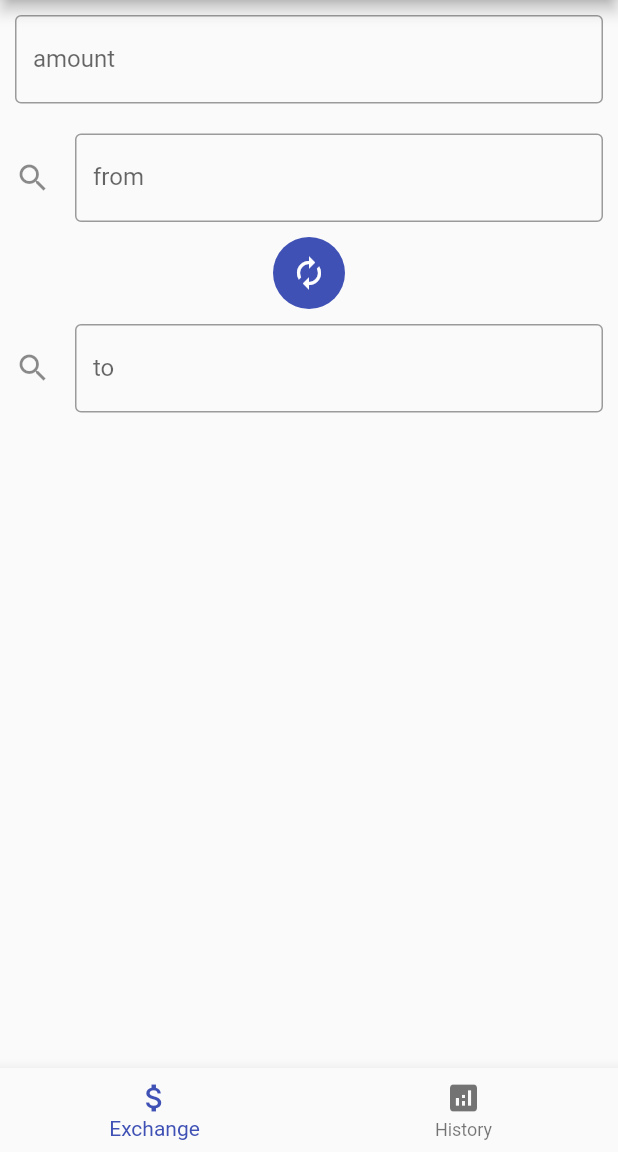
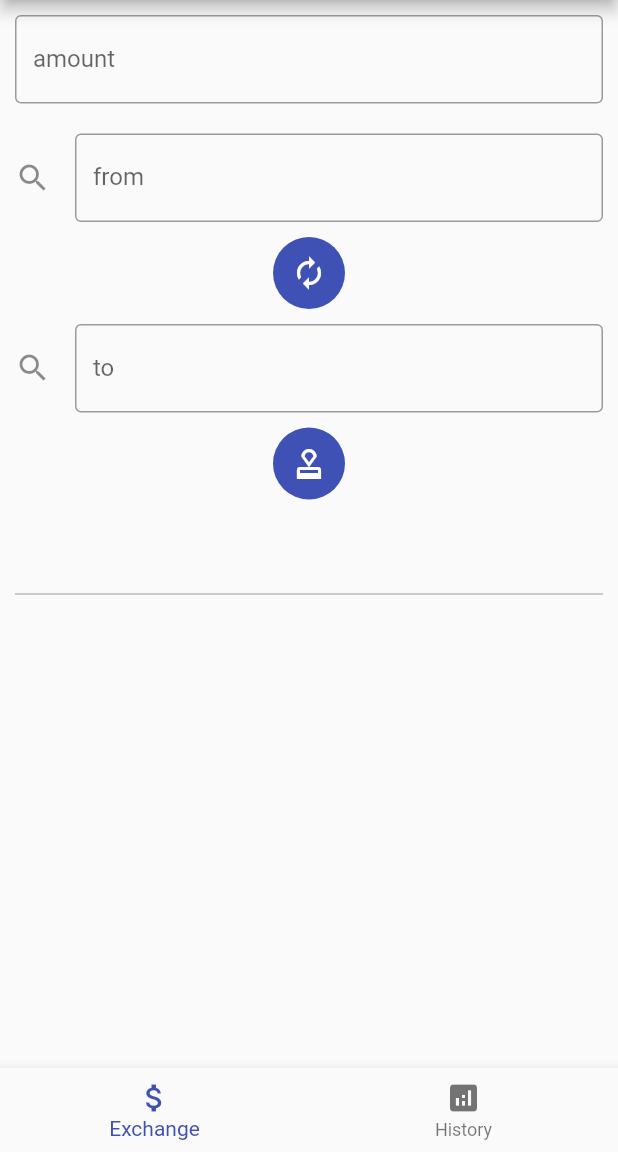
Before and after one commit to bartoszhajduk/currency_exchange, a Flutter app: the screen it shows after launch, on a phone screen of 412 x 824 dp, the part 84-1236 px from its top. Run offline on Flutter 3.47's test engine with Material 2 defaults, Android fonts, the phone set to English and light mode, and no system bars; drawn by our look-alikes of flutter_typeahead; network calls fail.

```diff
--- a/lib/model/api.dart
+++ b/lib/model/api.dart
@@ -9,7 +9,7 @@ class Api {
   static const pathCurrencies = '/api/v7/currencies';
   static const pathConvert = '/api/v7/convert';
   static const apiKey = '0e2f68cc1f063d6c3144';
-
+  static const compact = 'ultra';
   static Future<List<Currency>> getCurrencies() async {
     final url = Uri.https(apiUrl, pathCurrencies, {'apiKey': apiKey});
     final response = await http.get(url);
@@ -20,6 +20,19 @@ class Api {
       final currencyList =
           keyList.keys.map((key) => Currency.fromJson(keyList[key])).toList();
       return keyList != null ? currencyList : List.empty();
+    } else {
+      throw Exception('Failed to load currencies');
+    }
+  }
+
+  static Future<double> getCompact(String q, String amount ) async {
+    final url = Uri.https(apiUrl, pathConvert, {'apiKey': apiKey, 'q': q, 'compact': compact});
+    final response = await http.get(url);
+
+    if (response.statusCode == 200) {
+      final result = jsonDecode(response.body)[q];
+
+      return double.parse(amount)* result;
     } else {
       throw Exception('Failed to load currencies');
     }
--- a/lib/routes/exchange.dart
+++ b/lib/routes/exchange.dart
@@ -13,8 +13,9 @@ class _ExchangeState extends State<Exchange> {
   final amount = TextEditingController();
   final fromCurrency = TextEditingController();
   final toCurrency = TextEditingController();
+  final showResult = TextEditingController();
+
   List<Currency> currencyList = [];
-
   @override
   void initState() {
     super.initState();
@@ -29,11 +30,22 @@ class _ExchangeState extends State<Exchange> {
     );
   }
 
+void getResult(String amount_, String from_, String to_) async {
+   String from = currencyList.firstWhere((element) => element.currencyName == fromCurrency.text).id;
+   String to = currencyList.firstWhere((element) => element.currencyName == toCurrency.text).id;
+    await Api.getCompact('${from}_${to}', amount_).then(
+      (value) => setState(() {
+        showResult.text = value.toStringAsFixed(2);
+      }),
+    );
+  }
+
   @override
   void dispose() {
     amount.dispose();
     fromCurrency.dispose();
     toCurrency.dispose();
+    showResult.dispose();
     super.dispose();
   }
 
@@ -49,6 +61,7 @@ class _ExchangeState extends State<Exchange> {
             Padding(
               padding: EdgeInsets.symmetric(vertical: 10, horizontal: 10),
               child: TextField(
+                controller: amount,
                 textAlign: TextAlign.center,
                 inputFormatters: [
                   FilteringTextInputFormatter.allow(RegExp(r'^\d+\.?\d{0,2}')),
@@ -161,9 +174,38 @@ class _ExchangeState extends State<Exchange> {
                 noItemsFoundBuilder: (context) => Text('Nothing found'),
               ),
             ),
+            Ink(
+              decoration: ShapeDecoration(
+                shape: CircleBorder(),
+                color: Colors.indigo,
+              ),
+              child: IconButton(
+                onPressed: () => getConversionResult(amount.text, fromCurrency.text, toCurrency.text),
+                color: Colors.white,
+                icon: Icon(Icons.approval)
+              ),
+            ),
+            Padding(
+              padding: EdgeInsets.symmetric(vertical: 10, horizontal: 10),
+              child: TextField(
+
+                  controller: showResult,
+                  enabled: false,
+                  textAlign: TextAlign.center,
+                  style: TextStyle(
+                  fontSize: 25,
+                ),
+
+
+                )
+
+
+              ),
+
           ],
         ),
       ),
+
     );
   }
 
@@ -181,7 +223,10 @@ class _ExchangeState extends State<Exchange> {
       fromCurrency.text = toCurrency.text;
       toCurrency.text = tmp;
     });
-
-    // TODO: Update conversion result
+  }
+  void getConversionResult(String amount, String from_curr, String to_curr){
+    setState((){
+      getResult(amount, from_curr, to_curr);
+    });
   }
 }
```
